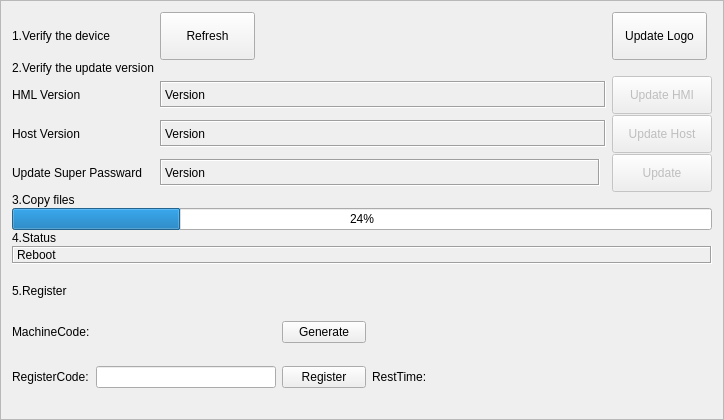
Before: the Qt Designer form hcmaintains/icupdatesystem.ui in GaussCheng/2-5AxisPunch, drawn with Qt 5.
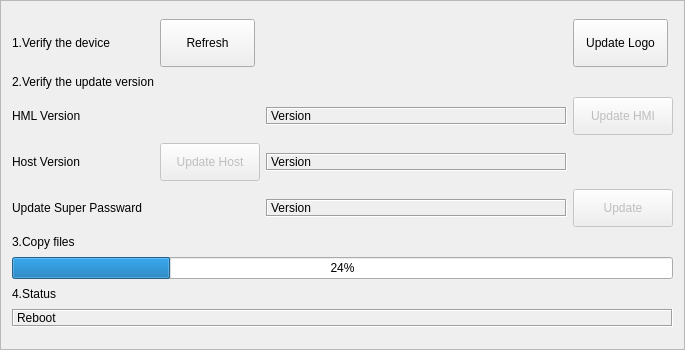
After: the same form once the commit is applied. Custom widgets are drawn as their Qt base class.

```diff
--- a/hcmaintains/icupdatesystem.ui
+++ b/hcmaintains/icupdatesystem.ui
@@ -6,16 +6,10 @@
    <rect>
     <x>0</x>
     <y>0</y>
-    <width>724</width>
-    <height>420</height>
+    <width>685</width>
+    <height>350</height>
    </rect>
   </property>
-  <property name="sizePolicy">
-   <sizepolicy hsizetype="Maximum" vsizetype="Maximum">
-    <horstretch>0</horstretch>
-    <verstretch>0</verstretch>
-   </sizepolicy>
-  </property>
   <property name="windowTitle">
    <string>Frame</string>
   </property>
@@ -37,217 +31,7 @@
    <property name="verticalSpacing">
     <number>1</number>
    </property>
-   <item row="0" column="3">
-    <widget class="QToolButton" name="updateLogoButton">
-     <property name="sizePolicy">
-      <sizepolicy hsizetype="Preferred" vsizetype="Fixed">
-       <horstretch>0</horstretch>
-       <verstretch>0</verstretch>
-      </sizepolicy>
-     </property>
-     <property name="minimumSize">
-      <size>
-       <width>90</width>
-       <height>48</height>
-      </size>
-     </property>
-     <property name="maximumSize">
-      <size>
-       <width>95</width>
-       <height>16777215</height>
-      </size>
-     </property>
-     <property name="text">
-      <string>Update Logo</string>
-     </property>
-    </widget>
-   </item>
-   <item row="0" column="0">
-    <widget class="QLabel" name="deviceLabel">
-     <property name="sizePolicy">
-      <sizepolicy hsizetype="Maximum" vsizetype="Maximum">
-       <horstretch>0</horstretch>
-       <verstretch>0</verstretch>
-      </sizepolicy>
-     </property>
-     <property name="text">
-      <string>1.Verify the device</string>
-     </property>
-    </widget>
-   </item>
-   <item row="9" column="0" rowspan="2" colspan="4">
-    <widget class="QWidget" name="registerContainer" native="true">
-     <layout class="QGridLayout" name="gridLayout_2">
-      <property name="verticalSpacing">
-       <number>4</number>
-      </property>
-      <property name="margin">
-       <number>0</number>
-      </property>
-      <item row="0" column="0">
-       <widget class="QLabel" name="label_6">
-        <property name="sizePolicy">
-         <sizepolicy hsizetype="Fixed" vsizetype="Fixed">
-          <horstretch>0</horstretch>
-          <verstretch>0</verstretch>
-         </sizepolicy>
-        </property>
-        <property name="text">
-         <string>5.Register</string>
-        </property>
-       </widget>
-      </item>
-      <item row="1" column="0">
-       <widget class="QLabel" name="label_4">
-        <property name="sizePolicy">
-         <sizepolicy hsizetype="Fixed" vsizetype="Fixed">
-          <horstretch>0</horstretch>
-          <verstretch>0</verstretch>
-         </sizepolicy>
-        </property>
-        <property name="text">
-         <string>MachineCode:</string>
-        </property>
-       </widget>
-      </item>
-      <item row="1" column="2">
-       <widget class="QPushButton" name="generateBtn">
-        <property name="sizePolicy">
-         <sizepolicy hsizetype="Fixed" vsizetype="Fixed">
-          <horstretch>0</horstretch>
-          <verstretch>0</verstretch>
-         </sizepolicy>
-        </property>
-        <property name="maximumSize">
-         <size>
-          <width>84</width>
-          <height>16777215</height>
-         </size>
-        </property>
-        <property name="text">
-         <string>Generate</string>
-        </property>
-       </widget>
-      </item>
-      <item row="2" column="0">
-       <widget class="QLabel" name="label_5">
-        <property name="sizePolicy">
-         <sizepolicy hsizetype="Fixed" vsizetype="Fixed">
-          <horstretch>0</horstretch>
-          <verstretch>0</verstretch>
-         </sizepolicy>
-        </property>
-        <property name="text">
-         <string>RegisterCode:</string>
-        </property>
-       </widget>
-      </item>
-      <item row="2" column="1">
-       <widget class="ICLineEditWithVirtualNumericKeypad" name="registerCode">
-        <property name="sizePolicy">
-         <sizepolicy hsizetype="Fixed" vsizetype="Fixed">
-          <horstretch>0</horstretch>
-          <verstretch>0</verstretch>
-         </sizepolicy>
-        </property>
-        <property name="minimumSize">
-         <size>
-          <width>180</width>
-          <height>0</height>
-         </size>
-        </property>
-        <property name="maximumSize">
-         <size>
-          <width>180</width>
-          <height>180</height>
-         </size>
-        </property>
-       </widget>
-      </item>
-      <item row="2" column="2">
-       <widget class="QPushButton" name="registerBtn">
-        <property name="sizePolicy">
-         <sizepolicy hsizetype="Fixed" vsizetype="Fixed">
-          <horstretch>0</horstretch>
-          <verstretch>0</verstretch>
-         </sizepolicy>
-        </property>
-        <property name="minimumSize">
-         <size>
-          <width>27</width>
-          <height>0</height>
-         </size>
-        </property>
-        <property name="maximumSize">
-         <size>
-          <width>84</width>
-          <height>16777215</height>
-         </size>
-        </property>
-        <property name="text">
-         <string>Register</string>
-        </property>
-       </widget>
-      </item>
-      <item row="2" column="3">
-       <widget class="QLabel" name="label_3">
-        <property name="sizePolicy">
-         <sizepolicy hsizetype="Fixed" vsizetype="Fixed">
-          <horstretch>0</horstretch>
-          <verstretch>0</verstretch>
-         </sizepolicy>
-        </property>
-        <property name="minimumSize">
-         <size>
-          <width>29</width>
-          <height>0</height>
-         </size>
-        </property>
-        <property name="maximumSize">
-         <size>
-          <width>84</width>
-          <height>16777215</height>
-         </size>
-        </property>
-        <property name="layoutDirection">
-         <enum>Qt::RightToLeft</enum>
-        </property>
-        <property name="text">
-         <string>RestTime:</string>
-        </property>
-       </widget>
-      </item>
-      <item row="2" column="4">
-       <widget class="QLabel" name="restTime">
-        <property name="sizePolicy">
-         <sizepolicy hsizetype="Preferred" vsizetype="Fixed">
-          <horstretch>0</horstretch>
-          <verstretch>0</verstretch>
-         </sizepolicy>
-        </property>
-        <property name="text">
-         <string/>
-        </property>
-       </widget>
-      </item>
-      <item row="0" column="1">
-       <widget class="QLabel" name="tipLabel">
-        <property name="text">
-         <string/>
-        </property>
-       </widget>
-      </item>
-      <item row="1" column="1">
-       <widget class="QLabel" name="machineCode">
-        <property name="text">
-         <string/>
-        </property>
-       </widget>
-      </item>
-     </layout>
-    </widget>
-   </item>
-   <item row="5" column="0">
+   <item row="5" column="1">
     <widget class="QLabel" name="copyFilesLabel">
      <property name="sizePolicy">
       <sizepolicy hsizetype="Maximum" vsizetype="Maximum">
@@ -260,7 +44,54 @@
      </property>
     </widget>
    </item>
-   <item row="0" column="1">
+   <item row="2" column="3" colspan="2">
+    <widget class="QLabel" name="hmiVersionShowLabel">
+     <property name="sizePolicy">
+      <sizepolicy hsizetype="Expanding" vsizetype="Fixed">
+       <horstretch>0</horstretch>
+       <verstretch>0</verstretch>
+      </sizepolicy>
+     </property>
+     <property name="frameShape">
+      <enum>QFrame::Box</enum>
+     </property>
+     <property name="frameShadow">
+      <enum>QFrame::Sunken</enum>
+     </property>
+     <property name="text">
+      <string>Version</string>
+     </property>
+    </widget>
+   </item>
+   <item row="3" column="2">
+    <widget class="QToolButton" name="connectHostButton">
+     <property name="enabled">
+      <bool>false</bool>
+     </property>
+     <property name="sizePolicy">
+      <sizepolicy hsizetype="Preferred" vsizetype="Fixed">
+       <horstretch>0</horstretch>
+       <verstretch>0</verstretch>
+      </sizepolicy>
+     </property>
+     <property name="minimumSize">
+      <size>
+       <width>100</width>
+       <height>38</height>
+      </size>
+     </property>
+     <property name="maximumSize">
+      <size>
+       <width>100</width>
+       <height>16777215</height>
+      </size>
+     </property>
+     <property name="text">
+      <string>Update Host</string>
+     </property>
+    </widget>
+   </item>
+   <item row="0" column="2">
     <widget class="QToolButton" name="refreshToolButton">
      <property name="sizePolicy">
       <sizepolicy hsizetype="Maximum" vsizetype="Fixed">
@@ -285,27 +116,7 @@
      </property>
     </widget>
    </item>
-   <item row="6" column="0" colspan="4">
-    <widget class="QProgressBar" name="copyFilesProgressBar">
-     <property name="value">
-      <number>24</number>
-     </property>
-    </widget>
-   </item>
-   <item row="2" column="0">
-    <widget class="QLabel" name="label">
-     <property name="sizePolicy">
-      <sizepolicy hsizetype="Fixed" vsizetype="Fixed">
-       <horstretch>0</horstretch>
-       <verstretch>0</verstretch>
-      </sizepolicy>
-     </property>
-     <property name="text">
-      <string>HML Version</string>
-     </property>
-    </widget>
-   </item>
-   <item row="8" column="0" colspan="4">
+   <item row="8" column="1" colspan="5">
     <widget class="QLabel" name="statusLabel">
      <property name="sizePolicy">
       <sizepolicy hsizetype="Preferred" vsizetype="Maximum">
@@ -324,20 +135,73 @@
      </property>
     </widget>
    </item>
-   <item row="7" column="0">
-    <widget class="QLabel" name="rebootLabel">
+   <item row="0" column="5">
+    <widget class="QToolButton" name="updateLogoButton">
      <property name="sizePolicy">
-      <sizepolicy hsizetype="Maximum" vsizetype="Maximum">
+      <sizepolicy hsizetype="Preferred" vsizetype="Fixed">
        <horstretch>0</horstretch>
        <verstretch>0</verstretch>
       </sizepolicy>
      </property>
+     <property name="minimumSize">
+      <size>
+       <width>90</width>
+       <height>48</height>
+      </size>
+     </property>
+     <property name="maximumSize">
+      <size>
+       <width>95</width>
+       <height>16777215</height>
+      </size>
+     </property>
      <property name="text">
-      <string>4.Status</string>
+      <string>Update Logo</string>
      </property>
     </widget>
    </item>
-   <item row="3" column="0">
+   <item row="4" column="1">
+    <widget class="QLabel" name="label_7">
+     <property name="sizePolicy">
+      <sizepolicy hsizetype="Fixed" vsizetype="Fixed">
+       <horstretch>0</horstretch>
+       <verstretch>0</verstretch>
+      </sizepolicy>
+     </property>
+     <property name="text">
+      <string>Update Super Passward</string>
+     </property>
+    </widget>
+   </item>
+   <item row="4" column="5">
+    <widget class="QToolButton" name="updatePasswardButton">
+     <property name="enabled">
+      <bool>false</bool>
+     </property>
+     <property name="sizePolicy">
+      <sizepolicy hsizetype="Preferred" vsizetype="Fixed">
+       <horstretch>0</horstretch>
+       <verstretch>0</verstretch>
+      </sizepolicy>
+     </property>
+     <property name="minimumSize">
+      <size>
+       <width>100</width>
+       <height>38</height>
+      </size>
+     </property>
+     <property name="maximumSize">
+      <size>
+       <width>100</width>
+       <height>16777215</height>
+      </size>
+     </property>
+     <property name="text">
+      <string>Update</string>
+     </property>
+    </widget>
+   </item>
+   <item row="3" column="1">
     <widget class="QLabel" name="label_2">
      <property name="sizePolicy">
       <sizepolicy hsizetype="Fixed" vsizetype="Fixed">
@@ -350,97 +214,7 @@
      </property>
     </widget>
    </item>
-   <item row="2" column="1" colspan="2">
-    <widget class="QLabel" name="hmiVersionShowLabel">
-     <property name="sizePolicy">
-      <sizepolicy hsizetype="Expanding" vsizetype="Fixed">
-       <horstretch>0</horstretch>
-       <verstretch>0</verstretch>
-      </sizepolicy>
-     </property>
-     <property name="minimumSize">
-      <size>
-       <width>412</width>
-       <height>23</height>
-      </size>
-     </property>
-     <property name="maximumSize">
-      <size>
-       <width>16777215</width>
-       <height>27</height>
-      </size>
-     </property>
-     <property name="frameShape">
-      <enum>QFrame::Box</enum>
-     </property>
-     <property name="frameShadow">
-      <enum>QFrame::Sunken</enum>
-     </property>
-     <property name="text">
-      <string>Version</string>
-     </property>
-    </widget>
-   </item>
-   <item row="3" column="1" colspan="2">
-    <widget class="QLabel" name="hostVersionShowLabel">
-     <property name="sizePolicy">
-      <sizepolicy hsizetype="Expanding" vsizetype="Fixed">
-       <horstretch>0</horstretch>
-       <verstretch>0</verstretch>
-      </sizepolicy>
-     </property>
-     <property name="minimumSize">
-      <size>
-       <width>412</width>
-       <height>23</height>
-      </size>
-     </property>
-     <property name="maximumSize">
-      <size>
-       <width>16777212</width>
-       <height>27</height>
-      </size>
-     </property>
-     <property name="frameShape">
-      <enum>QFrame::Box</enum>
-     </property>
-     <property name="frameShadow">
-      <enum>QFrame::Sunken</enum>
-     </property>
-     <property name="text">
-      <string>Version</string>
-     </property>
-    </widget>
-   </item>
-   <item row="3" column="3">
-    <widget class="QToolButton" name="connectHostButton">
-     <property name="enabled">
-      <bool>false</bool>
-     </property>
-     <property name="sizePolicy">
-      <sizepolicy hsizetype="Preferred" vsizetype="Fixed">
-       <horstretch>0</horstretch>
-       <verstretch>0</verstretch>
-      </sizepolicy>
-     </property>
-     <property name="minimumSize">
-      <size>
-       <width>100</width>
-       <height>38</height>
-      </size>
-     </property>
-     <property name="maximumSize">
-      <size>
-       <width>100</width>
-       <height>16777215</height>
-      </size>
-     </property>
-     <property name="text">
-      <string>Update Host</string>
-     </property>
-    </widget>
-   </item>
-   <item row="2" column="3">
+   <item row="2" column="5">
     <widget class="QToolButton" name="updateToolButton">
      <property name="enabled">
       <bool>false</bool>
@@ -468,7 +242,59 @@
      </property>
     </widget>
    </item>
-   <item row="1" column="0">
+   <item row="2" column="1">
+    <widget class="QLabel" name="label">
+     <property name="sizePolicy">
+      <sizepolicy hsizetype="Fixed" vsizetype="Fixed">
+       <horstretch>0</horstretch>
+       <verstretch>0</verstretch>
+      </sizepolicy>
+     </property>
+     <property name="text">
+      <string>HML Version</string>
+     </property>
+    </widget>
+   </item>
+   <item row="7" column="1">
+    <widget class="QLabel" name="rebootLabel">
+     <property name="sizePolicy">
+      <sizepolicy hsizetype="Maximum" vsizetype="Maximum">
+       <horstretch>0</horstretch>
+       <verstretch>0</verstretch>
+      </sizepolicy>
+     </property>
+     <property name="text">
+      <string>4.Status</string>
+     </property>
+    </widget>
+   </item>
+   <item row="6" column="1" colspan="5">
+    <widget class="QProgressBar" name="copyFilesProgressBar">
+     <property name="value">
+      <number>24</number>
+     </property>
+    </widget>
+   </item>
+   <item row="3" column="3" colspan="2">
+    <widget class="QLabel" name="hostVersionShowLabel">
+     <property name="sizePolicy">
+      <sizepolicy hsizetype="Expanding" vsizetype="Fixed">
+       <horstretch>0</horstretch>
+       <verstretch>0</verstretch>
+      </sizepolicy>
+     </property>
+     <property name="frameShape">
+      <enum>QFrame::Box</enum>
+     </property>
+     <property name="frameShadow">
+      <enum>QFrame::Sunken</enum>
+     </property>
+     <property name="text">
+      <string>Version</string>
+     </property>
+    </widget>
+   </item>
+   <item row="1" column="1">
     <widget class="QLabel" name="versionLabel">
      <property name="sizePolicy">
       <sizepolicy hsizetype="Fixed" vsizetype="Fixed">
@@ -481,48 +307,20 @@
      </property>
     </widget>
    </item>
-   <item row="4" column="0">
-    <widget class="QLabel" name="label_7">
+   <item row="0" column="1">
+    <widget class="QLabel" name="deviceLabel">
      <property name="sizePolicy">
-      <sizepolicy hsizetype="Fixed" vsizetype="Fixed">
+      <sizepolicy hsizetype="Maximum" vsizetype="Maximum">
        <horstretch>0</horstretch>
        <verstretch>0</verstretch>
       </sizepolicy>
      </property>
      <property name="text">
-      <string>Update Super Passward</string>
+      <string>1.Verify the device</string>
      </property>
     </widget>
    </item>
-   <item row="4" column="3">
-    <widget class="QToolButton" name="updatePasswardButton">
-     <property name="enabled">
-      <bool>false</bool>
-     </property>
-     <property name="sizePolicy">
-      <sizepolicy hsizetype="Preferred" vsizetype="Fixed">
-       <horstretch>0</horstretch>
-       <verstretch>0</verstretch>
-      </sizepolicy>
-     </property>
-     <property name="minimumSize">
-      <size>
-       <width>100</width>
-       <height>38</height>
-      </size>
-     </property>
-     <property name="maximumSize">
-      <size>
-       <width>100</width>
-       <height>16777215</height>
-      </size>
-     </property>
-     <property name="text">
-      <string>Update</string>
-     </property>
-    </widget>
-   </item>
-   <item row="4" column="1">
+   <item row="4" column="3" colspan="2">
     <widget class="QLabel" name="updatePasswardLabel">
      <property name="sizePolicy">
       <sizepolicy hsizetype="Expanding" vsizetype="Fixed">
@@ -530,18 +328,6 @@
        <verstretch>0</verstretch>
       </sizepolicy>
      </property>
-     <property name="minimumSize">
-      <size>
-       <width>412</width>
-       <height>23</height>
-      </size>
-     </property>
-     <property name="maximumSize">
-      <size>
-       <width>16777215</width>
-       <height>27</height>
-      </size>
-     </property>
      <property name="frameShape">
       <enum>QFrame::Box</enum>
      </property>
@@ -555,13 +341,6 @@
    </item>
   </layout>
  </widget>
- <customwidgets>
-  <customwidget>
-   <class>ICLineEditWithVirtualNumericKeypad</class>
-   <extends>QLineEdit</extends>
-   <header>iclineeditwithvirtualnumerickeypad.h</header>
-  </customwidget>
- </customwidgets>
  <resources/>
  <connections/>
 </ui>
```
